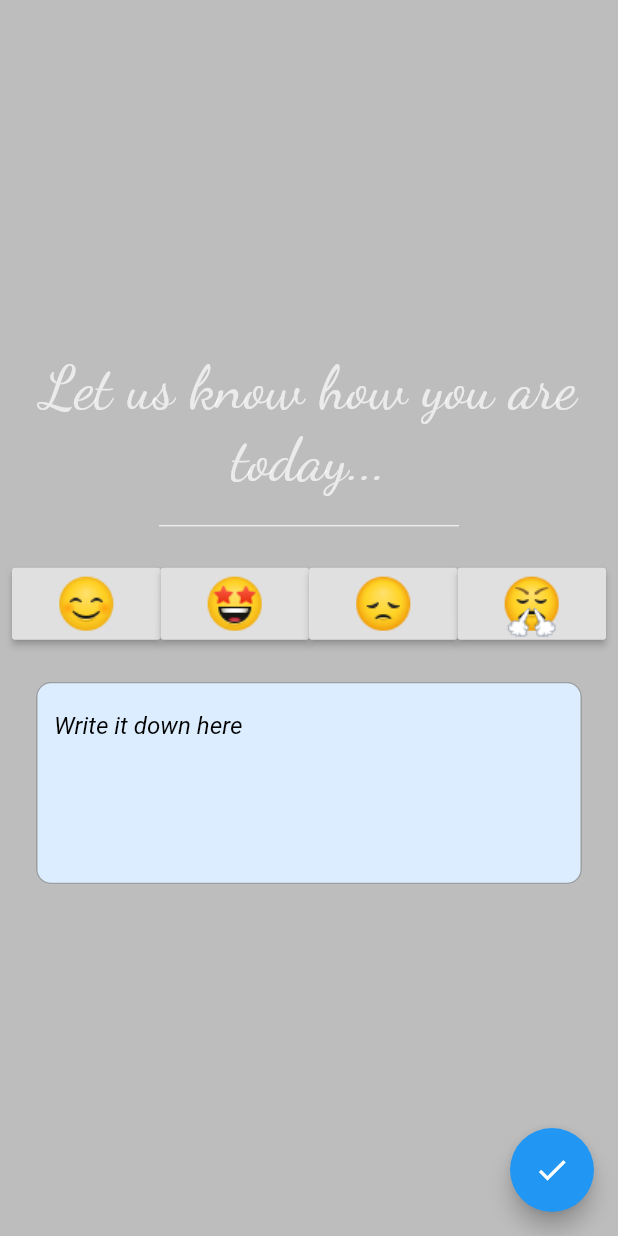
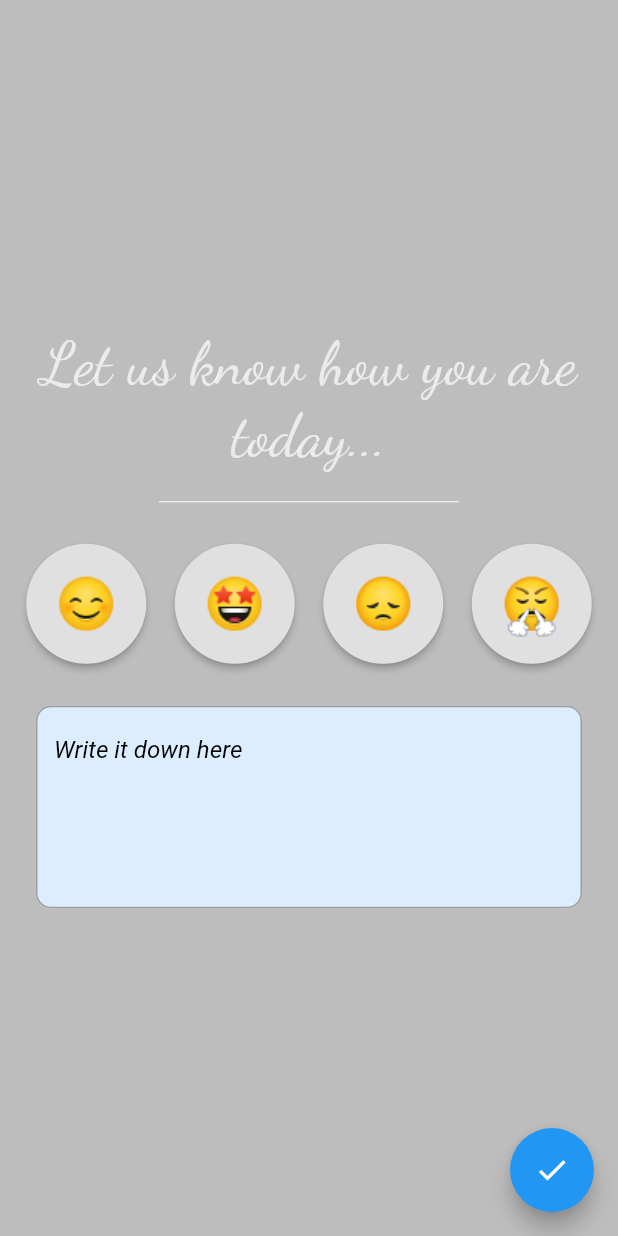
Before and after one commit to gayathri-venu/MoodTracker, a Flutter app: the screen it shows after launch, on a phone screen of 412 x 824 dp. Run offline on Flutter 3.47's test engine with Material 2 defaults, Android fonts, the phone set to English and light mode, and no system bars.

Commit message:
Circular buttons

```diff
--- a/lib/main.dart
+++ b/lib/main.dart
@@ -1,4 +1,5 @@
 import 'package:flutter/material.dart';
+import 'package:flutter/widgets.dart';
 
 void main() {
   runApp(Dairy());
@@ -45,6 +46,8 @@ class _Dairy extends State<Dairy> {
                 children: <Widget>[
                   Expanded(
                     child: RaisedButton(
+                      shape: CircleBorder(),
+                      padding: EdgeInsets.all(16),
                       child: Image.asset('images/1.png'),
                       onPressed: () {
                         mood.add(1);
@@ -53,6 +56,8 @@ class _Dairy extends State<Dairy> {
                   ),
                   Expanded(
                     child: RaisedButton(
+                      shape: CircleBorder(),
+                      padding: EdgeInsets.all(16),
                       child: Image.asset('images/2.png'),
                       onPressed: () {
                         mood.add(2);
@@ -61,6 +66,8 @@ class _Dairy extends State<Dairy> {
                   ),
                   Expanded(
                     child: RaisedButton(
+                      shape: CircleBorder(),
+                      padding: EdgeInsets.all(16),
                       child: Image.asset('images/3.png'),
                       onPressed: () {
                         mood.add(3);
@@ -69,8 +76,9 @@ class _Dairy extends State<Dairy> {
                   ),
                   Expanded(
                     child: RaisedButton(
+                      shape: CircleBorder(),
+                      padding: EdgeInsets.all(16),
                       child: Image.asset('images/4.png'),
-                      highlightColor: Colors.white70,
                       onPressed: () {
                         mood.add(4);
                       },
```
